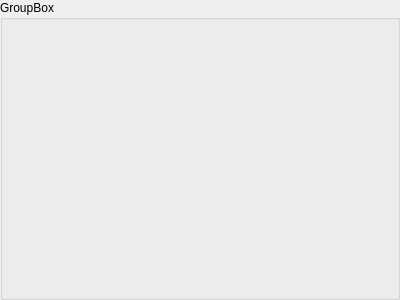
First picture: the form in sdk/src/displays/base/switch/DisplayToggleSwitch.ui, repository OpenFairWind/fairwindplusplus, before the edit.
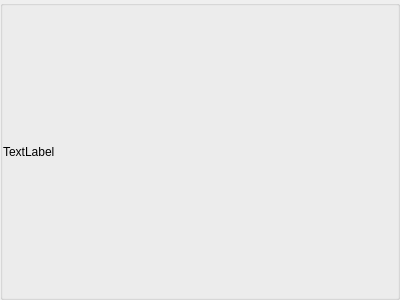
Second picture: the form after the edit.

What changed in the file:
```diff
--- a/sdk/src/displays/base/switch/DisplayToggleSwitch.ui
+++ b/sdk/src/displays/base/switch/DisplayToggleSwitch.ui
@@ -15,7 +15,7 @@
   </property>
   <layout class="QVBoxLayout" name="verticalLayout">
    <property name="spacing">
-    <number>2</number>
+    <number>1</number>
    </property>
    <property name="leftMargin">
     <number>0</number>
@@ -32,24 +32,58 @@
    <item>
     <widget class="QGroupBox" name="groupBox">
      <property name="title">
-      <string>GroupBox</string>
+      <string/>
      </property>
-     <layout class="QVBoxLayout" name="verticalLayout_2">
+     <layout class="QHBoxLayout" name="layoutGroupBoxTS">
       <property name="spacing">
-       <number>2</number>
+       <number>1</number>
       </property>
       <property name="leftMargin">
-       <number>1</number>
+       <number>0</number>
       </property>
       <property name="topMargin">
-       <number>1</number>
+       <number>0</number>
       </property>
       <property name="rightMargin">
-       <number>1</number>
+       <number>0</number>
       </property>
       <property name="bottomMargin">
-       <number>1</number>
+       <number>0</number>
       </property>
+      <item>
+       <widget class="QLabel" name="labelToggleSwitch">
+        <property name="text">
+         <string>TextLabel</string>
+        </property>
+       </widget>
+      </item>
+      <item>
+       <widget class="QFrame" name="frameToggleSwitch">
+        <property name="frameShape">
+         <enum>QFrame::NoFrame</enum>
+        </property>
+        <property name="frameShadow">
+         <enum>QFrame::Raised</enum>
+        </property>
+        <layout class="QVBoxLayout" name="layoutFrameTS">
+         <property name="spacing">
+          <number>0</number>
+         </property>
+         <property name="leftMargin">
+          <number>0</number>
+         </property>
+         <property name="topMargin">
+          <number>0</number>
+         </property>
+         <property name="rightMargin">
+          <number>0</number>
+         </property>
+         <property name="bottomMargin">
+          <number>0</number>
+         </property>
+        </layout>
+       </widget>
+      </item>
      </layout>
     </widget>
    </item>
```
Left out of the diff: 4 changed lines with no effect on the pictures.
